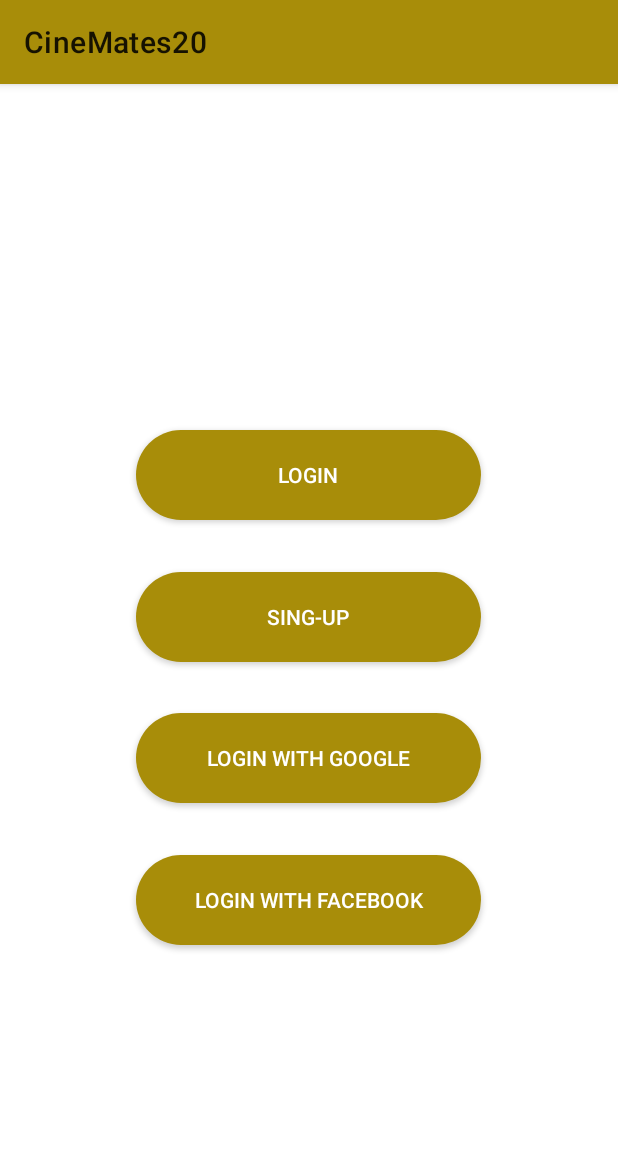
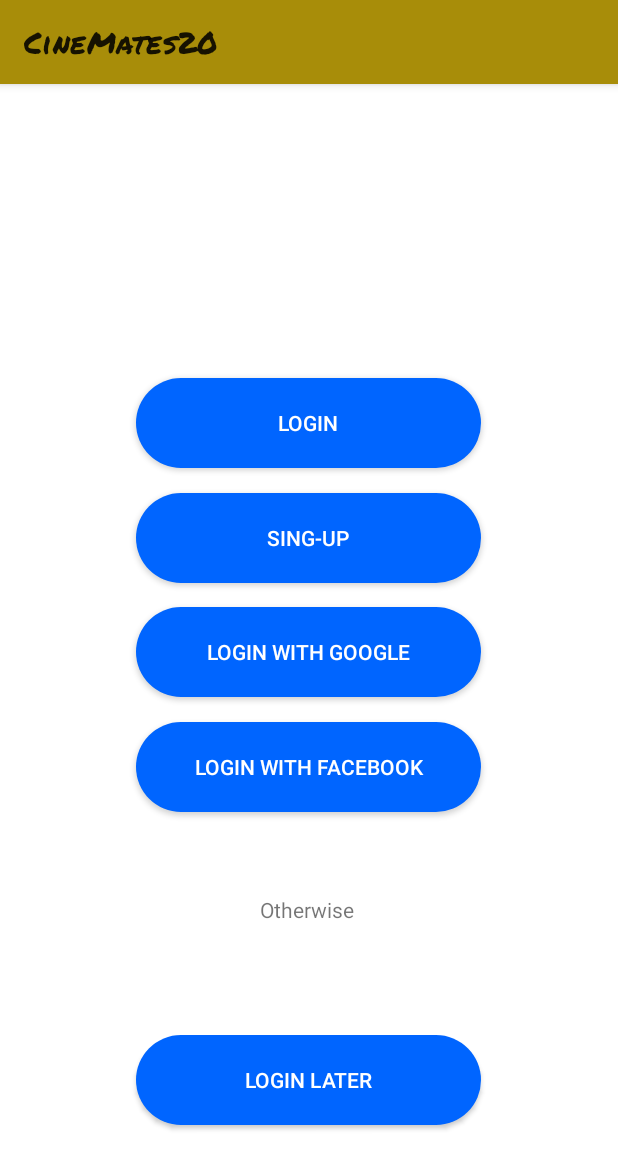
Before and after one commit to lucaLP98/CineMates20_Mobile, an Android app: the screen it shows after launch (MainActivity), on a phone screen of 412 x 824 dp. Shown: the top 1169 px of the screen. Run offline under Robolectric (Android 15) with nearby library versions, the phone set to English and light mode, and no system bars.

Commit message:
aggiunto font toolbar, cambiati colori button

```diff
--- a/app/src/main/res/drawable/button_shape.xml
+++ b/app/src/main/res/drawable/button_shape.xml
@@ -4,7 +4,7 @@
 
     <corners android:radius="50dp" />
 
-    <solid android:color="@color/Cinemate_yellow_clear"/>
+    <solid android:color="@color/Cinemates_blue_clear"/>
 
     <stroke android:width="0dp" android:color="@color/black" />
 
--- a/app/src/main/res/drawable/button_shape_focused.xml
+++ b/app/src/main/res/drawable/button_shape_focused.xml
@@ -4,7 +4,7 @@
 
     <corners android:radius="50dp" />
 
-    <solid android:color="@color/Cinemate_yellow_dark"/>
+    <solid android:color="@color/Cinemates_blue_dark"/>
 
     <stroke android:width="0dp" android:color="@color/black" />
 
--- a/app/src/main/res/drawable/button_shape_pressed.xml
+++ b/app/src/main/res/drawable/button_shape_pressed.xml
@@ -4,7 +4,7 @@
 
     <corners android:radius="50dp" />
 
-    <solid android:color="@color/Cinemate_yellow_dark"/>
+    <solid android:color="@color/Cinemates_blue_dark"/>
 
     <stroke android:width="0dp" android:color="@color/black" />
 
--- a/app/src/main/res/layout/activity_main.xml
+++ b/app/src/main/res/layout/activity_main.xml
@@ -6,14 +6,17 @@
     android:layout_height="match_parent"
     tools:context=".views.activities.MainActivity">
 
-    <include layout="@layout/toolbar" />
+    <include
+        android:id="@+id/include"
+        layout="@layout/toolbar" />
 
     <FrameLayout
         android:id="@+id/mainActivityContainer"
         android:layout_width="match_parent"
-        android:layout_height="match_parent"
+        android:layout_height="677dp"
+        app:layout_constraintBottom_toBottomOf="parent"
         app:layout_constraintStart_toStartOf="parent"
-        app:layout_constraintTop_toTopOf="parent"
-        app:layout_constraintBottom_toBottomOf="parent" />
+        app:layout_constraintTop_toBottomOf="@+id/include"
+        app:layout_constraintVertical_bias="1.0" />
 
 </androidx.constraintlayout.widget.ConstraintLayout>
--- a/app/src/main/res/layout/fragment_access.xml
+++ b/app/src/main/res/layout/fragment_access.xml
@@ -11,32 +11,32 @@
         android:layout_height="match_parent">
 
         <android.widget.Button
-            android:id="@+id/facebookLoginButton"
+            android:id="@+id/loginLaterButton"
             android:layout_width="230dp"
             android:layout_height="60dp"
             android:background="@drawable/button_background"
-            android:text="@string/facebookLogin"
+            android:text="@string/login_later"
             android:textColor="@color/white"
             app:layout_constraintBottom_toBottomOf="parent"
             app:layout_constraintEnd_toEndOf="parent"
             app:layout_constraintHorizontal_bias="0.497"
             app:layout_constraintStart_toStartOf="parent"
             app:layout_constraintTop_toTopOf="parent"
-            app:layout_constraintVertical_bias="0.746" />
+            app:layout_constraintVertical_bias="0.88" />
 
         <android.widget.Button
-            android:id="@+id/googleLoginButton"
+            android:id="@+id/loginButton"
             android:layout_width="230dp"
             android:layout_height="60dp"
             android:background="@drawable/button_background"
-            android:text="@string/googleLogin"
+            android:text="@string/login"
             android:textColor="@color/white"
             app:layout_constraintBottom_toBottomOf="parent"
             app:layout_constraintEnd_toEndOf="parent"
             app:layout_constraintHorizontal_bias="0.497"
             app:layout_constraintStart_toStartOf="parent"
             app:layout_constraintTop_toTopOf="parent"
-            app:layout_constraintVertical_bias="0.622" />
+            app:layout_constraintVertical_bias="0.171" />
 
         <android.widget.Button
             android:id="@+id/singUpButton"
@@ -50,20 +50,49 @@
             app:layout_constraintHorizontal_bias="0.497"
             app:layout_constraintStart_toStartOf="parent"
             app:layout_constraintTop_toTopOf="parent"
-            app:layout_constraintVertical_bias="0.499" />
+            app:layout_constraintVertical_bias="0.295" />
 
         <android.widget.Button
-            android:id="@+id/loginButton"
+            android:id="@+id/googleLoginButton"
             android:layout_width="230dp"
             android:layout_height="60dp"
             android:background="@drawable/button_background"
-            android:text="@string/login"
+            android:text="@string/google_login"
             android:textColor="@color/white"
             app:layout_constraintBottom_toBottomOf="parent"
             app:layout_constraintEnd_toEndOf="parent"
             app:layout_constraintHorizontal_bias="0.497"
             app:layout_constraintStart_toStartOf="parent"
             app:layout_constraintTop_toTopOf="parent"
-            app:layout_constraintVertical_bias="0.375" />
+            app:layout_constraintVertical_bias="0.418" />
+
+        <android.widget.Button
+            android:id="@+id/facebookLoginButton"
+            android:layout_width="230dp"
+            android:layout_height="60dp"
+            android:background="@drawable/button_background"
+            android:text="@string/facebook_login"
+            android:textColor="@color/white"
+            app:layout_constraintBottom_toBottomOf="parent"
+            app:layout_constraintEnd_toEndOf="parent"
+            app:layout_constraintHorizontal_bias="0.497"
+            app:layout_constraintStart_toStartOf="parent"
+            app:layout_constraintTop_toTopOf="parent"
+            app:layout_constraintVertical_bias="0.542" />
+
+        <TextView
+            android:id="@+id/orTextView"
+            android:layout_width="wrap_content"
+            android:layout_height="wrap_content"
+            android:layout_marginTop="74dp"
+            android:layout_marginBottom="74dp"
+            android:text="@string/otherwise"
+            app:layout_constraintBottom_toTopOf="@+id/loginLaterButton"
+            app:layout_constraintEnd_toEndOf="parent"
+            app:layout_constraintHorizontal_bias="0.498"
+            app:layout_constraintStart_toStartOf="parent"
+            app:layout_constraintTop_toBottomOf="@+id/facebookLoginButton"
+            app:layout_constraintVertical_bias="1.0" />
+
     </androidx.constraintlayout.widget.ConstraintLayout>
 </FrameLayout>
--- a/app/src/main/res/layout/toolbar.xml
+++ b/app/src/main/res/layout/toolbar.xml
@@ -6,11 +6,12 @@
     android:id="@+id/toolbar"
     android:layout_width="match_parent"
     android:layout_height="?attr/actionBarSize"
+    android:layout_gravity="top"
     android:background="?attr/colorPrimary"
     android:elevation="4dp"
-    android:textAlignment="center"
+    android:theme="@style/ToolbarThemeOverlay"
 
-    android:theme="@style/ToolbarThemeOverlay"
-    app:popupTheme="@style/ThemeOverlay.AppCompat.Light">
+    app:popupTheme="@style/ThemeOverlay.AppCompat.Light"
+    app:title="@string/app_name">
 
 </androidx.appcompat.widget.Toolbar>
--- a/app/src/main/res/values-night/themes.xml
+++ b/app/src/main/res/values-night/themes.xml
@@ -8,8 +8,8 @@
         <item name="colorOnPrimary">@color/black</item>
 
         <!-- Secondary brand color. -->
-        <item name="colorSecondary">@color/purple_500</item>
-        <item name="colorSecondaryVariant">@color/purple_700</item>
+        <item name="colorSecondary">@color/Cinemates_blue_clear</item>
+        <item name="colorSecondaryVariant">@color/Cinemates_blue_dark</item>
         <item name="colorOnSecondary">@color/black</item>
 
         <!-- Status bar color. -->
@@ -17,4 +17,8 @@
 
         <!-- Customize your theme here. -->
     </style>
+
+    <style name="ToolbarThemeOverlay" parent="@style/ThemeOverlay.AppCompat.ActionBar">
+        <item name="android:fontFamily">@font/permanent_marker</item>
+    </style>
 </resources>
--- a/app/src/main/res/values/colors.xml
+++ b/app/src/main/res/values/colors.xml
@@ -10,4 +10,6 @@
 
     <color name="Cinemate_yellow_clear">#A88D09</color>
     <color name="Cinemate_yellow_dark">#715F05</color>
+    <color name="Cinemates_blue_clear">#0065ff</color>
+    <color name="Cinemates_blue_dark">#00378a</color>
 </resources>
--- a/app/src/main/res/values/strings.xml
+++ b/app/src/main/res/values/strings.xml
@@ -1,7 +1,10 @@
+<?xml version="1.0" encoding="utf-8"?>
 <resources>
     <string name="app_name">CineMates20</string>
     <string name="login">Login</string>
     <string name="singup">Sing-Up</string>
-    <string name="googleLogin">Login with Google</string>
-    <string name="facebookLogin">Login with Facebook</string>
+    <string name="google_login">Login with Google</string>
+    <string name="facebook_login">Login with Facebook</string>
+    <string name="login_later">Login later</string>
+    <string name="otherwise">Otherwise</string>
 </resources>
--- a/app/src/main/res/values/themes.xml
+++ b/app/src/main/res/values/themes.xml
@@ -8,8 +8,8 @@
         <item name="colorOnPrimary">@color/white</item>
 
         <!-- Secondary brand color. -->
-        <item name="colorSecondary">@color/purple_500</item>
-        <item name="colorSecondaryVariant">@color/purple_700</item>
+        <item name="colorSecondary">@color/Cinemates_blue_clear</item>
+        <item name="colorSecondaryVariant">@color/Cinemates_blue_dark</item>
         <item name="colorOnSecondary">@color/black</item>
 
         <!-- Status bar color. -->
@@ -19,6 +19,6 @@
     </style>
 
     <style name="ToolbarThemeOverlay" parent="@style/ThemeOverlay.AppCompat.ActionBar">
-        <!-- <item name="android:fontFamily">@font/</item> -->
+        <item name="android:fontFamily">@font/permanent_marker</item>
     </style>
 </resources>
```
Also changed, not shown: app/src/main/res/font/permanent_marker.ttf (added), 1 other file.
